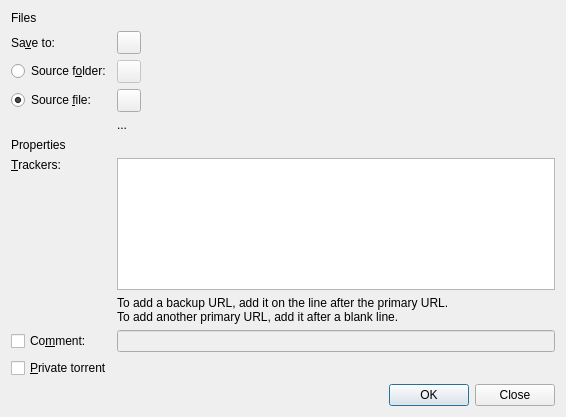
Before: the Qt Designer form trunk/qt/make-dialog.ui in svn2github/trs-svn, drawn with Qt 5.
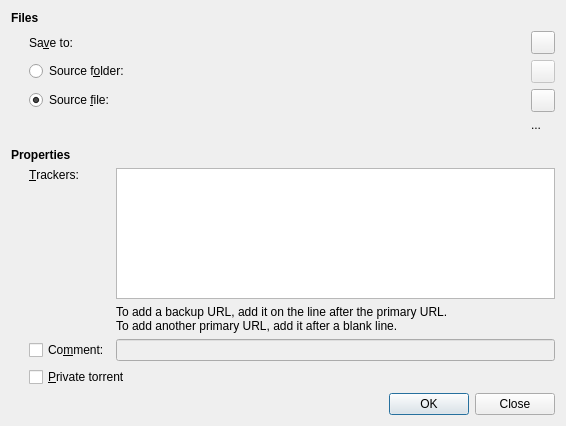
After: the same form once the commit is applied. Custom widgets are drawn as their Qt base class.

Commit message: Rework forms layout to workaround some stylesheet issues (Qt client)

```diff
--- a/trunk/qt/make-dialog.ui
+++ b/trunk/qt/make-dialog.ui
@@ -7,7 +7,7 @@
     <x>0</x>
     <y>0</y>
     <width>566</width>
-    <height>417</height>
+    <height>426</height>
    </rect>
   </property>
   <property name="acceptDrops">
@@ -16,25 +16,12 @@
   <property name="windowTitle">
    <string>New Torrent</string>
   </property>
-  <property name="styleSheet">
-   <string notr="true">[tr-style~=&quot;form-section&quot;]
-{
-  font-weight: bold;
-  margin-top: 12px;
-  margin-bottom: 1px;
-}
-[tr-style~=&quot;form-section&quot;][tr-style~=&quot;first&quot;]
-{
-  margin-top: 0;
-}
-[tr-style~=&quot;form-label&quot;]
-{
-  margin-left: 18px;
-}</string>
-  </property>
-  <layout class="QGridLayout" name="dialogLayout">
-   <item row="0" column="0" colspan="2">
+  <layout class="QVBoxLayout" name="dialogLayout">
+   <item>
     <widget class="QLabel" name="filesSectionLabel">
+     <property name="styleSheet">
+      <string notr="true">font-weight:bold</string>
+     </property>
      <property name="text">
       <string>Files</string>
      </property>
@@ -43,7 +30,12 @@
      </property>
     </widget>
    </item>
-   <item row="1" column="0">
+   <item>
+    <layout class="QGridLayout" name="filesSectionLayout" columnstretch="0,1">
+     <property name="leftMargin">
+      <number>18</number>
+     </property>
+     <item row="0" column="0">
     <widget class="QLabel" name="destinationLabel">
      <property name="text">
       <string>Sa&amp;ve to:</string>
@@ -51,32 +43,26 @@
      <property name="buddy">
       <cstring>destinationButton</cstring>
      </property>
-     <property name="tr-style" stdset="0">
-      <string notr="true">form-label</string>
-     </property>
-    </widget>
-   </item>
-   <item row="1" column="1">
+      </widget>
+     </item>
+     <item row="0" column="1">
     <widget class="TrPathButton" name="destinationButton"/>
    </item>
-   <item row="2" column="0">
+     <item row="1" column="0">
     <widget class="QRadioButton" name="sourceFolderRadio">
      <property name="text">
       <string>Source f&amp;older:</string>
      </property>
-     <property name="tr-style" stdset="0">
-      <string notr="true">form-label</string>
-     </property>
-    </widget>
-   </item>
-   <item row="2" column="1">
+      </widget>
+     </item>
+     <item row="1" column="1">
     <widget class="TrPathButton" name="sourceFolderButton">
      <property name="enabled">
       <bool>false</bool>
      </property>
     </widget>
    </item>
-   <item row="3" column="0">
+     <item row="2" column="0">
     <widget class="QRadioButton" name="sourceFileRadio">
      <property name="text">
       <string>Source &amp;file:</string>
@@ -84,23 +70,41 @@
      <property name="checked">
       <bool>true</bool>
      </property>
-     <property name="tr-style" stdset="0">
-      <string notr="true">form-label</string>
-     </property>
-    </widget>
-   </item>
-   <item row="3" column="1">
+      </widget>
+     </item>
+     <item row="2" column="1">
     <widget class="TrPathButton" name="sourceFileButton"/>
    </item>
-   <item row="4" column="1">
+     <item row="3" column="1">
     <widget class="QLabel" name="sourceSizeLabel">
      <property name="text">
       <string notr="true">...</string>
      </property>
     </widget>
    </item>
-   <item row="5" column="0" colspan="2">
+    </layout>
+   </item>
+   <item>
+    <spacer name="propertiesSectionSpacer">
+     <property name="orientation">
+      <enum>Qt::Vertical</enum>
+     </property>
+     <property name="sizeType">
+      <enum>QSizePolicy::Fixed</enum>
+     </property>
+     <property name="sizeHint" stdset="0">
+      <size>
+       <width>1</width>
+       <height>10</height>
+      </size>
+     </property>
+    </spacer>
+   </item>
+   <item>
     <widget class="QLabel" name="propertiesSectionLabel">
+     <property name="styleSheet">
+      <string notr="true">font-weight:bold</string>
+     </property>
      <property name="text">
       <string>Properties</string>
      </property>
@@ -109,7 +113,12 @@
      </property>
     </widget>
    </item>
-   <item row="6" column="0">
+   <item>
+    <layout class="QGridLayout" name="propertiesSectionLayout" columnstretch="0,1">
+     <property name="leftMargin">
+      <number>18</number>
+     </property>
+     <item row="0" column="0">
     <widget class="QLabel" name="trackersLabel">
      <property name="text">
       <string>&amp;Trackers:</string>
@@ -120,12 +129,9 @@
      <property name="buddy">
       <cstring>trackersEdit</cstring>
      </property>
-     <property name="tr-style" stdset="0">
-      <string notr="true">form-label</string>
-     </property>
-    </widget>
-   </item>
-   <item row="6" column="1">
+      </widget>
+     </item>
+     <item row="0" column="1">
     <widget class="QPlainTextEdit" name="trackersEdit">
      <property name="tabChangesFocus">
       <bool>true</bool>
@@ -135,7 +141,7 @@
      </property>
     </widget>
    </item>
-   <item row="7" column="1">
+     <item row="1" column="1">
     <widget class="QLabel" name="trackersDescriptionLabel">
      <property name="text">
       <string>To add a backup URL, add it on the line after the primary URL.
@@ -143,34 +149,30 @@
      </property>
     </widget>
    </item>
-   <item row="8" column="0">
+     <item row="2" column="0">
     <widget class="QCheckBox" name="commentCheck">
      <property name="text">
       <string>Co&amp;mment:</string>
      </property>
-     <property name="tr-style" stdset="0">
-      <string notr="true">form-label</string>
-     </property>
-    </widget>
-   </item>
-   <item row="8" column="1">
+      </widget>
+     </item>
+     <item row="2" column="1">
     <widget class="QLineEdit" name="commentEdit">
      <property name="enabled">
       <bool>false</bool>
      </property>
     </widget>
    </item>
-   <item row="9" column="0" colspan="2">
+     <item row="3" column="0" colspan="2">
     <widget class="QCheckBox" name="privateCheck">
      <property name="text">
       <string>&amp;Private torrent</string>
      </property>
-     <property name="tr-style" stdset="0">
-      <string notr="true">form-label</string>
-     </property>
-    </widget>
-   </item>
-   <item row="10" column="0" colspan="2">
+      </widget>
+     </item>
+    </layout>
+   </item>
+   <item>
     <widget class="QDialogButtonBox" name="dialogButtons">
      <property name="orientation">
       <enum>Qt::Horizontal</enum>
```
Left out of the diff: 6 changed lines with no effect on the pictures. Lines whose indentation alone changed are shown as unchanged. The commit also changes 11 other files.
